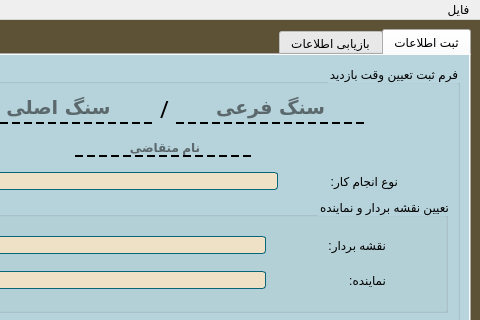
Above: Bazdid.ui from JavadiSaeid/Bazdid_system before the change; both pictures show x 150 to 630 and y 0 to 320 of the 630 by 696 pixel window. Below: the same form after it.
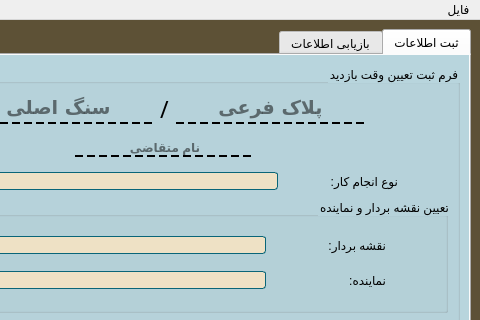
That is the form after the change. Icons and pictures are not drawn.

Commit message: edit -fari-field holder text

```diff
--- a/Bazdid.ui
+++ b/Bazdid.ui
@@ -165,7 +165,7 @@
                 <set>Qt::AlignCenter</set>
                </property>
                <property name="placeholderText">
-                <string>سنگ فرعی</string>
+                <string>پلاک فرعی</string>
                </property>
               </widget>
              </item>
```
Left out of the diff: 6 changed lines with no effect on the pictures. The commit also changes 2 other files.
